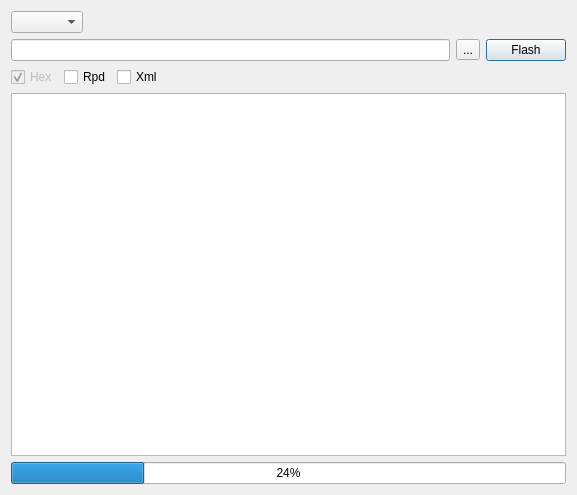
Old version of the form App/AppSDT/FirmwareFlashDialog/firmwareflashdialog.ui in the repository tiangaomingjing/ServoDriveTech.
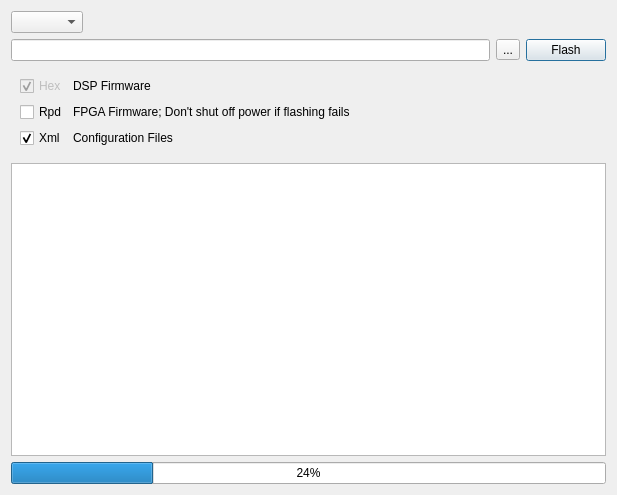
New version of the form.

Commit message: firmware flash

Diff of the .ui file:
```diff
--- a/App/AppSDT/FirmwareFlashDialog/firmwareflashdialog.ui
+++ b/App/AppSDT/FirmwareFlashDialog/firmwareflashdialog.ui
@@ -6,7 +6,7 @@
    <rect>
     <x>0</x>
     <y>0</y>
-    <width>577</width>
+    <width>617</width>
     <height>495</height>
    </rect>
   </property>
@@ -63,23 +63,9 @@
     </layout>
    </item>
    <item>
-    <layout class="QHBoxLayout" name="horizontalLayout_3">
-     <item>
       <widget class="QWidget" name="widget_firm" native="true">
-       <layout class="QHBoxLayout" name="horizontalLayout">
-        <property name="leftMargin">
-         <number>0</number>
-        </property>
-        <property name="topMargin">
-         <number>0</number>
-        </property>
-        <property name="rightMargin">
-         <number>0</number>
-        </property>
-        <property name="bottomMargin">
-         <number>0</number>
-        </property>
-        <item>
+     <layout class="QFormLayout" name="formLayout">
+      <item row="0" column="0">
          <widget class="QCheckBox" name="checkBox_firmHex">
           <property name="enabled">
            <bool>false</bool>
@@ -95,37 +81,46 @@
           </property>
          </widget>
         </item>
-        <item>
+      <item row="0" column="1">
+       <widget class="QLabel" name="label">
+        <property name="text">
+         <string>DSP Firmware</string>
+        </property>
+       </widget>
+      </item>
+      <item row="1" column="0">
          <widget class="QCheckBox" name="checkBox_firmRpd">
           <property name="text">
            <string>Rpd</string>
           </property>
          </widget>
         </item>
-        <item>
+      <item row="1" column="1">
+       <widget class="QLabel" name="label_2">
+        <property name="text">
+         <string>FPGA Firmware; Don't shut off power if flashing fails</string>
+        </property>
+       </widget>
+      </item>
+      <item row="2" column="0">
          <widget class="QCheckBox" name="checkBox_firmXml">
           <property name="text">
            <string>Xml</string>
           </property>
-         </widget>
-        </item>
-        <item>
-         <spacer name="horizontalSpacer">
-          <property name="orientation">
-           <enum>Qt::Horizontal</enum>
-          </property>
-          <property name="sizeHint" stdset="0">
-           <size>
-            <width>40</width>
-            <height>20</height>
-           </size>
-          </property>
-         </spacer>
-        </item>
-       </layout>
+        <property name="checked">
+         <bool>true</bool>
+        </property>
+       </widget>
+      </item>
+      <item row="2" column="1">
+       <widget class="QLabel" name="label_3">
+        <property name="text">
+         <string>Configuration Files</string>
+        </property>
       </widget>
      </item>
     </layout>
+    </widget>
    </item>
    <item>
     <widget class="QPlainTextEdit" name="infoDisplay_firm">
```
Lines whose indentation alone changed are shown as unchanged. The commit also changes 26 other files.
